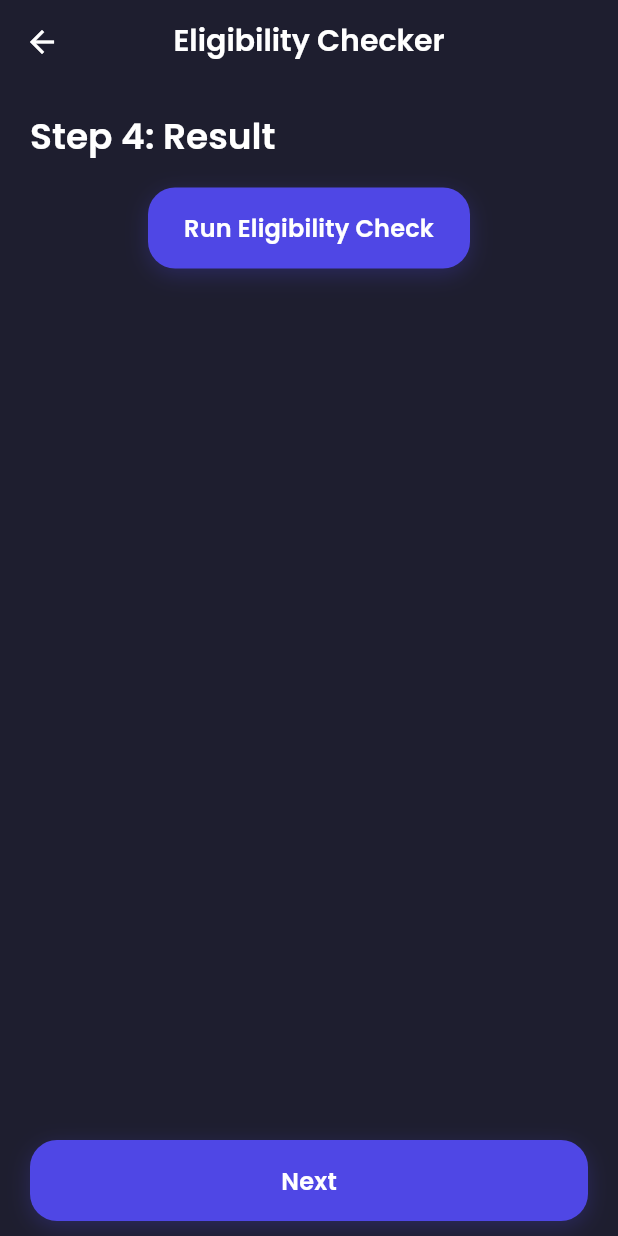
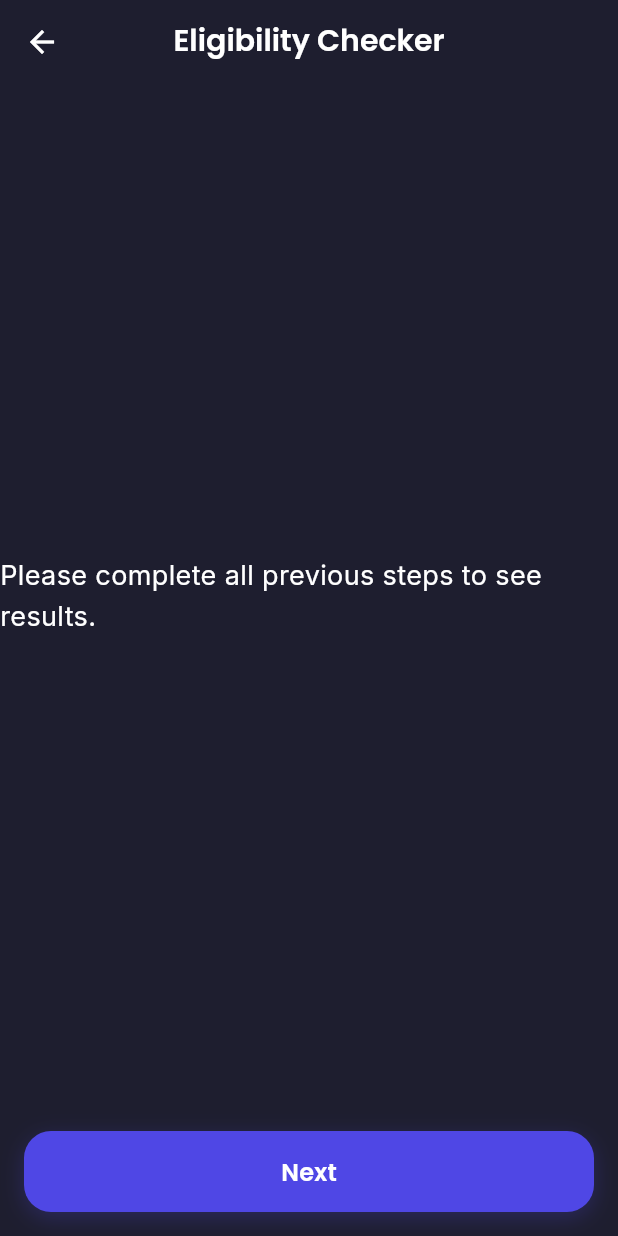
Before and after one commit to SoiledSalmon/hakctajon, a Flutter app: the EligibilityCheckerScreen screen opened by its route, swiped to page 4, on a phone screen of 412 x 824 dp. Run offline on Flutter 3.47's test engine with Material 3 defaults, Android fonts, the phone set to English and light mode, and no system bars; our stand-ins replace firebase_auth, firebase_core, flutter_riverpod, flutter_svg, google_fonts, google_sign_in and 1 more; accounts and stored records are empty; network calls fail.

Commit message:
updated eligibility logic

```diff
--- a/lib/screens/eligibility_screen.dart
+++ b/lib/screens/eligibility_screen.dart
@@ -1,9 +1,11 @@
-import 'package:ai_loan_buddy/providers/eligibility_provider.dart';
-import 'package:ai_loan_buddy/utils/dummy_methods.dart';
-import 'package:ai_loan_buddy/widgets/app_button.dart';
-import 'package:ai_loan_buddy/widgets/meter_gauge.dart';
+import 'dart:math';
 import 'package:flutter/material.dart';
 import 'package:flutter_riverpod/flutter_riverpod.dart';
+
+import '../providers/eligibility_provider.dart';
+import '../utils/dummy_methods.dart';
+import '../widgets/app_button.dart';
+import '../widgets/meter_gauge.dart';
 
 class EligibilityCheckerScreen extends ConsumerStatefulWidget {
   const EligibilityCheckerScreen({super.key});
@@ -17,16 +19,16 @@ class _EligibilityCheckerScreenState
     extends ConsumerState<EligibilityCheckerScreen> {
   final PageController _pageController = PageController();
 
-  final _personalInfoFormKey = GlobalKey<FormState>();
-  final _financialProfileFormKey = GlobalKey<FormState>();
+  final _personalInfoKey = GlobalKey<FormState>();
+  final _financialKey = GlobalKey<FormState>();
 
   final TextEditingController _ageController = TextEditingController();
-  LoanType? _selectedLoanType;
-  IncomeSource? _selectedIncomeSource;
-
   final TextEditingController _salaryController = TextEditingController();
   final TextEditingController _emiController = TextEditingController();
-  final TextEditingController _ccUsageController = TextEditingController();
+  final TextEditingController _ccController = TextEditingController();
+
+  LoanType? _loanType;
+  IncomeSource? _incomeSource;
 
   @override
   void dispose() {
@@ -34,106 +36,232 @@ class _EligibilityCheckerScreenState
     _ageController.dispose();
     _salaryController.dispose();
     _emiController.dispose();
-    _ccUsageController.dispose();
+    _ccController.dispose();
     super.dispose();
   }
 
-  void _nextStep() {
+  void _next() {
     final state = ref.read(eligibilityProvider);
 
     switch (state.currentStep) {
       case 0:
-        if (!_personalInfoFormKey.currentState!.validate()) return;
-        ref
-            .read(eligibilityProvider.notifier)
-            .updatePersonalInfo(
-              age: int.tryParse(_ageController.text),
-              loanType: _selectedLoanType,
-              incomeSource: _selectedIncomeSource,
+        if (!_personalInfoKey.currentState!.validate()) return;
+        ref.read(eligibilityProvider.notifier).updatePersonalInfo(
+              age: int.parse(_ageController.text),
+              loanType: _loanType,
+              incomeSource: _incomeSource,
             );
         break;
+
       case 1:
-        if (!_financialProfileFormKey.currentState!.validate()) return;
-        ref
-            .read(eligibilityProvider.notifier)
-            .updateFinancialProfile(
-              salary: double.tryParse(_salaryController.text),
-              emi: double.tryParse(_emiController.text),
-              creditCardUsage: double.tryParse(_ccUsageController.text),
+        if (!_financialKey.currentState!.validate()) return;
+        ref.read(eligibilityProvider.notifier).updateFinancialProfile(
+              salary: double.parse(_salaryController.text),
+              emi: double.parse(_emiController.text),
+              creditCardUsage: double.parse(_ccController.text),
             );
         break;
-      case 2:
-        // Documentation step handled below
-        break;
+
       case 3:
-        // Result screen - no next
+        Navigator.pop(context);
         return;
     }
 
-    final nextStep = state.currentStep + 1;
-    ref.read(eligibilityProvider.notifier).updateCurrentStep(nextStep);
+    ref.read(eligibilityProvider.notifier).updateCurrentStep(
+          state.currentStep + 1,
+        );
+
     _pageController.animateToPage(
-      nextStep,
-      duration: const Duration(milliseconds: 400),
-      curve: Curves.easeInOut,
+      state.currentStep + 1,
+      duration: const Duration(milliseconds: 300),
+      curve: Curves.easeOut,
     );
   }
 
-  void _previousStep() {
+  void _back() {
     final state = ref.read(eligibilityProvider);
-    if (state.currentStep == 0) {
-      Navigator.of(context).pop();
-      return;
-    }
-    final prevStep = state.currentStep - 1;
-    ref.read(eligibilityProvider.notifier).updateCurrentStep(prevStep);
+
+    if (state.currentStep == 0) return Navigator.pop(context);
+
+    ref.read(eligibilityProvider.notifier).updateCurrentStep(
+          state.currentStep - 1,
+        );
+
     _pageController.animateToPage(
-      prevStep,
-      duration: const Duration(milliseconds: 400),
-      curve: Curves.easeInOut,
+      state.currentStep - 1,
+      duration: const Duration(milliseconds: 300),
+      curve: Curves.easeOut,
     );
   }
 
+  // --------------------------------------------------------------------------
+  // MAIN ELIGIBILITY CALCULATION (BANK STANDARD)
+  // --------------------------------------------------------------------------
+  Map<String, dynamic> _calculate(EligibilityState state) {
+    final form = state.formData;
+
+    double salary = form.salary!;
+    double emi = form.emi!;
+    double ccUsage = form.creditCardUsage!;
+
+    double ccEquivalent = ccUsage * 0.05;
+    double obligations = emi + ccEquivalent;
+
+    double dti = obligations / salary;
+
+    // FOIR based on your enums
+    double foir = switch (form.incomeSource!) {
+      IncomeSource.salary => 0.45,
+      IncomeSource.business => 0.60,
+      IncomeSource.freelance => 0.55,
+      _ => 0.50,
+    };
+
+    double permissibleEmi = (salary * foir) - obligations;
+    if (permissibleEmi < 0) permissibleEmi = 0;
+
+    // Interest and Tenure based on your enums
+    double rate;
+    int months;
+
+    switch (form.loanType!) {
+      case LoanType.personal:
+        rate = 0.12;
+        months = 60;
+        break;
+      case LoanType.home:
+        rate = 0.08;
+        months = 240;
+        break;
+      case LoanType.auto:
+        rate = 0.09;
+        months = 84;
+        break;
+      case LoanType.education:
+        rate = 0.10;
+        months = 84;
+        break;
+    }
+
+    double r = rate / 12;
+
+    double loan = permissibleEmi *
+        ((1 - (1 / pow(1 + r, months))) / r);
+
+    // Document check
+    final missing = <String>[];
+    if (!form.panChecked) missing.add("PAN Card");
+    if (!form.aadhaarChecked) missing.add("Aadhaar Card");
+    if (!form.payslipsChecked) missing.add("Payslips");
+
+    bool approved =
+        dti < 0.45 && permissibleEmi > 2000 && missing.isEmpty;
+
+    return {
+      "approved": approved,
+      "loanAmount": loan,
+      "loanMin": loan * 0.8,
+      "loanMax": loan,
+      "dti": dti,
+      "foir": foir,
+      "permissibleEmi": permissibleEmi,
+      "rate": rate * 100,
+      "months": months,
+      "missing": missing,
+    };
+  }
+
+  // --------------------------------------------------------------------------
+  // UI PARTS
+  // --------------------------------------------------------------------------
+
   @override
   Widget build(BuildContext context) {
-    final state = ref.watch(eligibilityProvider);
+    final step = ref.watch(eligibilityProvider).currentStep;
 
     return Scaffold(
       appBar: AppBar(
-        title: const Text('Eligibility Checker'),
+        title: const Text("Eligibility Checker"),
         leading: IconButton(
           icon: const Icon(Icons.arrow_back),
-          onPressed: _previousStep,
+          onPressed: _back,
         ),
       ),
-      body: SafeArea(
-        child: PageView(
+      body: PageView(
         controller: _pageController,
         physics: const NeverScrollableScrollPhysics(),
         children: [
-            _buildPersonalInfoStep(),
-            _buildFinancialProfileStep(),
-            _buildDocumentationStep(),
-            _buildResultStep(),
+          _stepPersonal(),
+          _stepFinancial(),
+          _stepDocs(),
+          _stepResult(),
         ],
       ),
+      bottomNavigationBar: Padding(
+        padding: const EdgeInsets.all(16),
+        child: AppButton(
+          label: step == 3 ? "Close" : "Next",
+          onPressed: _next,
         ),
-      bottomNavigationBar: Padding(
-        padding: const EdgeInsets.symmetric(horizontal: 20, vertical: 10),
-        child: Row(
+      ),
+    );
+  }
+
+  // STEP 1 --------------------------------------------------------------------
+  Widget _stepPersonal() {
+    return Padding(
+      padding: const EdgeInsets.all(20),
+      child: Form(
+        key: _personalInfoKey,
+        child: ListView(
           children: [
-            if (state.currentStep > 0)
-              Expanded(
-                child: AppButton(label: 'Back', onPressed: _previousStep),
+            Text("Step 1: Personal Info",
+                style: Theme.of(context).textTheme.headlineMedium),
+            const SizedBox(height: 20),
+            TextFormField(
+              controller: _ageController,
+              decoration: const InputDecoration(
+                labelText: "Age",
+                border: OutlineInputBorder(),
               ),
-            if (state.currentStep > 0) const SizedBox(width: 12),
-            Expanded(
-              child: AppButton(
-                label: state.currentStep == 3 ? 'Close' : 'Next',
-                onPressed: state.currentStep == 3
-                    ? () => Navigator.of(context).pop()
-                    : _nextStep,
+              keyboardType: TextInputType.number,
+              validator: (v) {
+                int? age = int.tryParse(v ?? "");
+                if (age == null || age < 18 || age > 70) {
+                  return "Enter age between 18–70";
+                }
+                return null;
+              },
             ),
+            const SizedBox(height: 20),
+            DropdownButtonFormField<LoanType>(
+              decoration: const InputDecoration(
+                labelText: "Loan Type",
+                border: OutlineInputBorder(),
+              ),
+              items: LoanType.values
+                  .map((e) => DropdownMenuItem(
+                        value: e,
+                        child: Text(e.name.toUpperCase()),
+                      ))
+                  .toList(),
+              onChanged: (v) => setState(() => _loanType = v),
+              validator: (v) => v == null ? "Required" : null,
+            ),
+            const SizedBox(height: 20),
+            DropdownButtonFormField<IncomeSource>(
+              decoration: const InputDecoration(
+                labelText: "Income Source",
+                border: OutlineInputBorder(),
+              ),
+              items: IncomeSource.values
+                  .map((e) => DropdownMenuItem(
+                        value: e,
+                        child: Text(e.name.toUpperCase()),
+                      ))
+                  .toList(),
+              onChanged: (v) => setState(() => _incomeSource = v),
+              validator: (v) => v == null ? "Required" : null,
             ),
           ],
         ),
@@ -141,72 +269,48 @@ class _EligibilityCheckerScreenState
     );
   }
 
-  Widget _buildPersonalInfoStep() {
+  // STEP 2 --------------------------------------------------------------------
+  Widget _stepFinancial() {
     return Padding(
       padding: const EdgeInsets.all(20),
       child: Form(
-        key: _personalInfoFormKey,
+        key: _financialKey,
         child: ListView(
           children: [
-            Text(
-              'Step 1: Personal Info',
-              style: Theme.of(context).textTheme.headlineMedium,
+            Text("Step 2: Financial Profile",
+                style: Theme.of(context).textTheme.headlineMedium),
+            const SizedBox(height: 20),
+            TextFormField(
+              controller: _salaryController,
+              decoration: const InputDecoration(
+                labelText: "Monthly Salary (₹)",
+                border: OutlineInputBorder(),
+              ),
+              keyboardType: TextInputType.number,
+              validator: (v) =>
+                  double.tryParse(v ?? "") == null ? "Invalid" : null,
             ),
             const SizedBox(height: 20),
             TextFormField(
-              controller: _ageController,
-              keyboardType: TextInputType.number,
+              controller: _emiController,
               decoration: const InputDecoration(
-                labelText: 'Age',
+                labelText: "Existing EMI (₹)",
                 border: OutlineInputBorder(),
               ),
-              validator: (val) {
-                final age = int.tryParse(val ?? '');
-                if (age == null || age < 18 || age > 99) {
-                  return 'Enter a valid age (18-99)';
-                }
-                return null;
-              },
+              keyboardType: TextInputType.number,
+              validator: (v) =>
+                  double.tryParse(v ?? "") == null ? "Invalid" : null,
             ),
             const SizedBox(height: 20),
-            DropdownButtonFormField<LoanType>(
-              initialValue: _selectedLoanType,
+            TextFormField(
+              controller: _ccController,
               decoration: const InputDecoration(
-                labelText: 'Loan Type',
+                labelText: "Monthly Credit Card Usage (₹)",
                 border: OutlineInputBorder(),
               ),
-              items: LoanType.values
-                  .map(
-                    (lt) => DropdownMenuItem(
-                      value: lt,
-                      child: Text(
-                        lt.name[0].toUpperCase() + lt.name.substring(1),
-                      ),
-                    ),
-                  )
-                  .toList(),
-              onChanged: (val) => setState(() => _selectedLoanType = val),
-              validator: (val) => val == null ? 'Select a loan type' : null,
-            ),
-            const SizedBox(height: 20),
-            DropdownButtonFormField<IncomeSource>(
-              initialValue: _selectedIncomeSource,
-              decoration: const InputDecoration(
-                labelText: 'Income Source',
-                border: OutlineInputBorder(),
-              ),
-              items: IncomeSource.values
-                  .map(
-                    (isrc) => DropdownMenuItem(
-                      value: isrc,
-                      child: Text(
-                        isrc.name[0].toUpperCase() + isrc.name.substring(1),
-                      ),
-                    ),
-                  )
-                  .toList(),
-              onChanged: (val) => setState(() => _selectedIncomeSource = val),
-              validator: (val) => val == null ? 'Select income source' : null,
+              keyboardType: TextInputType.number,
+              validator: (v) =>
+                  double.tryParse(v ?? "") == null ? "Invalid" : null,
             ),
           ],
         ),
@@ -214,72 +318,8 @@ class _EligibilityCheckerScreenState
     );
   }
 
-  Widget _buildFinancialProfileStep() {
-    return Padding(
-      padding: const EdgeInsets.all(20),
-      child: Form(
-        key: _financialProfileFormKey,
-        child: ListView(
-          children: [
-            Text(
-              'Step 2: Financial Profile',
-              style: Theme.of(context).textTheme.headlineMedium,
-            ),
-            const SizedBox(height: 20),
-            TextFormField(
-              controller: _salaryController,
-              keyboardType: TextInputType.number,
-              decoration: const InputDecoration(
-                labelText: 'Salary (₹)',
-                border: OutlineInputBorder(),
-              ),
-              validator: (val) {
-                final salary = double.tryParse(val ?? '');
-                if (salary == null || salary <= 0) {
-                  return 'Enter valid salary';
-                }
-                return null;
-              },
-            ),
-            const SizedBox(height: 20),
-            TextFormField(
-              controller: _emiController,
-              keyboardType: TextInputType.number,
-              decoration: const InputDecoration(
-                labelText: 'EMI (₹)',
-                border: OutlineInputBorder(),
-              ),
-              validator: (val) {
-                final emi = double.tryParse(val ?? '');
-                if (emi == null || emi < 0) {
-                  return 'Enter valid EMI or 0';
-                }
-                return null;
-              },
-            ),
-            const SizedBox(height: 20),
-            TextFormField(
-              controller: _ccUsageController,
-              keyboardType: TextInputType.number,
-              decoration: const InputDecoration(
-                labelText: 'Credit Card Usage (₹)',
-                border: OutlineInputBorder(),
-              ),
-              validator: (val) {
-                final usage = double.tryParse(val ?? '');
-                if (usage == null || usage < 0) {
-                  return 'Enter valid amount or 0';
-                }
-                return null;
-              },
-            ),
-          ],
-        ),
-      ),
-    );
-  }
-
-  Widget _buildDocumentationStep() {
+  // STEP 3 --------------------------------------------------------------------
+  Widget _stepDocs() {
     final state = ref.watch(eligibilityProvider);
     final notifier = ref.read(eligibilityProvider.notifier);
 
@@ -287,101 +327,136 @@ class _EligibilityCheckerScreenState
       padding: const EdgeInsets.all(20),
       child: ListView(
         children: [
-          Text(
-            'Step 3: Documentation',
-            style: Theme.of(context).textTheme.headlineMedium,
-          ),
+          Text("Step 3: Documentation",
+              style: Theme.of(context).textTheme.headlineMedium),
           const SizedBox(height: 20),
           CheckboxListTile(
-            title: const Text('PAN Card'),
+            title: const Text("PAN Card"),
             value: state.formData.panChecked,
-            onChanged: (val) =>
-                notifier.updateDocuments(panChecked: val ?? false),
+            onChanged: (v) => notifier.updateDocuments(panChecked: v ?? false),
           ),
           CheckboxListTile(
-            title: const Text('Aadhaar Card'),
+            title: const Text("Aadhaar Card"),
             value: state.formData.aadhaarChecked,
-            onChanged: (val) =>
-                notifier.updateDocuments(aadhaarChecked: val ?? false),
+            onChanged: (v) =>
+                notifier.updateDocuments(aadhaarChecked: v ?? false),
           ),
           CheckboxListTile(
-            title: const Text('Payslips'),
+            title: const Text("Payslips"),
             value: state.formData.payslipsChecked,
-            onChanged: (val) =>
-                notifier.updateDocuments(payslipsChecked: val ?? false),
+            onChanged: (v) =>
+                notifier.updateDocuments(payslipsChecked: v ?? false),
           ),
         ],
       ),
     );
   }
 
-  Widget _buildResultStep() {
+  // STEP 4 --------------------------------------------------------------------
+  Widget _stepResult() {
      final state = ref.watch(eligibilityProvider);
-    final result = state.result;
+
+  // Prevent calculation before user completes all steps
+  if (state.currentStep < 3 ||
+      state.formData.loanType == null ||
+      state.formData.incomeSource == null ||
+      state.formData.salary == null ||
+      state.formData.emi == null ||
+      state.formData.creditCardUsage == null) {
+    return const Center(
+      child: Text(
+        "Please complete all previous steps to see results.",
+        style: TextStyle(fontSize: 18),
+      ),
+    );
+  }
+
+  // SAFE: Now we can calculate
+  final r = _calculate(state);
+
+  bool approved = r["approved"];
+  double loanMin = r["loanMin"];
+  double loanMax = r["loanMax"];
 
   return Padding(
     padding: const EdgeInsets.all(20),
     child: ListView(
       children: [
-          Text(
-            'Step 4: Result',
-            style: Theme.of(context).textTheme.headlineMedium,
+        Text("Final Result",
+            style: Theme.of(context).textTheme.headlineMedium),
+        const SizedBox(height: 20),
+
+        MeterGauge(
+          value: approved ? 1.0 : 0.0,
+          minAmount: loanMin.toInt(),
+          maxAmount: loanMax.toInt(),
         ),
+
         const SizedBox(height: 20),
-          if (result == null)
+
         Center(
-              child: AppButton(
-                label: 'Run Eligibility Check',
-                onPressed: () async {
-                  await ref
-                      .read(eligibilityProvider.notifier)
-                      .runEligibilityCheck();
-                  setState(() {});
+          child: Text(
+            approved
+                ? "Congratulations! You are eligible."
+                : "You are not eligible.",
+            style: TextStyle(
+              color: approved ? Colors.green : Colors.red,
+              fontSize: 22,
+              fontWeight: FontWeight.bold,
+            ),
+          ),
+        ),
+
+        const SizedBox(height: 20),
+
+        _tile("Debt-to-Income Ratio (DTI)",
+            "${(r["dti"] * 100).toStringAsFixed(1)}% (limit: 45%)"),
+        _tile("FOIR Limit", "${(r["foir"] * 100).toStringAsFixed(0)}%"),
+        _tile("Permissible EMI",
+            "₹${r["permissibleEmi"].toStringAsFixed(0)}"),
+        _tile("Interest Rate", "${r["rate"].toStringAsFixed(1)}%"),
+        _tile("Loan Tenure", "${r["months"]} months"),
+        _tile(
+            "Estimated Loan Amount",
+            "₹${r["loanAmount"].toStringAsFixed(0)}"
+        ),
+
+        const SizedBox(height: 20),
+
+        if (r["missing"].isNotEmpty) ...[
+          Text("Missing Documents:",
+              style: Theme.of(context).textTheme.titleLarge),
+          const SizedBox(height: 10),
+          for (var m in r["missing"])
+            Text("• $m", style: const TextStyle(fontSize: 16)),
+        ] else
+          const Text("All documents provided!",
+              textAlign: TextAlign.center),
+
+        const SizedBox(height: 30),
+
+        AppButton(
+          label: "Generate PDF Summary",
+          onPressed: () {
+            generatePDF();
+            ScaffoldMessenger.of(context).showSnackBar(const SnackBar(
+              content: Text("PDF summary generation (dummy)"),
+            ));
           },
         ),
-            )
-          else ...[
-            MeterGauge(
-              value: result.approved ? 1.0 : 0.0,
-              minAmount: result.eligibleAmountMin,
-              maxAmount: result.eligibleAmountMax,
-            ),
-            const SizedBox(height: 24),
-            Text(
-              result.approved
-                  ? 'Congratulations! You are eligible.'
-                  : 'Sorry, you are not eligible.',
-              style: Theme.of(context).textTheme.headlineSmall?.copyWith(
-                color: result.approved ? Colors.green : Colors.red,
-                fontWeight: FontWeight.w700,
-              ),
-              textAlign: TextAlign.center,
-            ),
-            const SizedBox(height: 12),
-            if (result.missingDocuments.isNotEmpty) ...[
-              Text(
-                'Missing Documents:',
-                style: Theme.of(context).textTheme.titleMedium,
-              ),
-              const SizedBox(height: 8),
-              ...result.missingDocuments.map((doc) => Text('• $doc')),
-            ] else
-              const Text('All required documents are provided.'),
-            const SizedBox(height: 24),
-            AppButton(
-              label: 'Generate PDF Summary',
-              onPressed: () {
-                generatePDF();
-                ScaffoldMessenger.of(context).showSnackBar(
-                  const SnackBar(
-                    content: Text('PDF summary generation (dummy)'),
-                  ),
-                );
-              },
-            ),
-          ],
       ],
     ),
   );
   }
+
+  Widget _tile(String title, String value) {
+    return Card(
+      margin: const EdgeInsets.symmetric(vertical: 6),
+      child: ListTile(
+        title: Text(title, style: const TextStyle(fontWeight: FontWeight.w600)),
+        trailing: Text(value,
+            style: const TextStyle(fontSize: 16, fontWeight: FontWeight.bold)),
+      ),
+    );
   }
+}
```
Also changed, not shown: firebase.json, 2 other files. Lines whose indentation alone changed are shown as unchanged.
